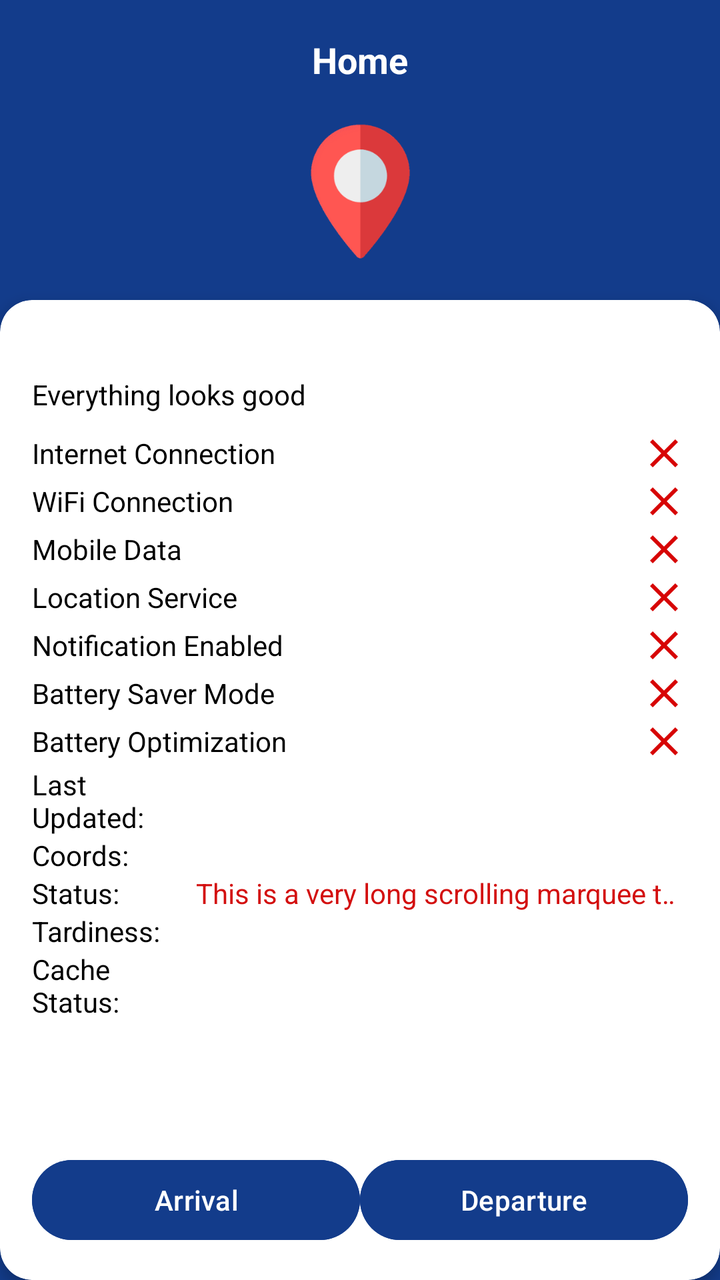
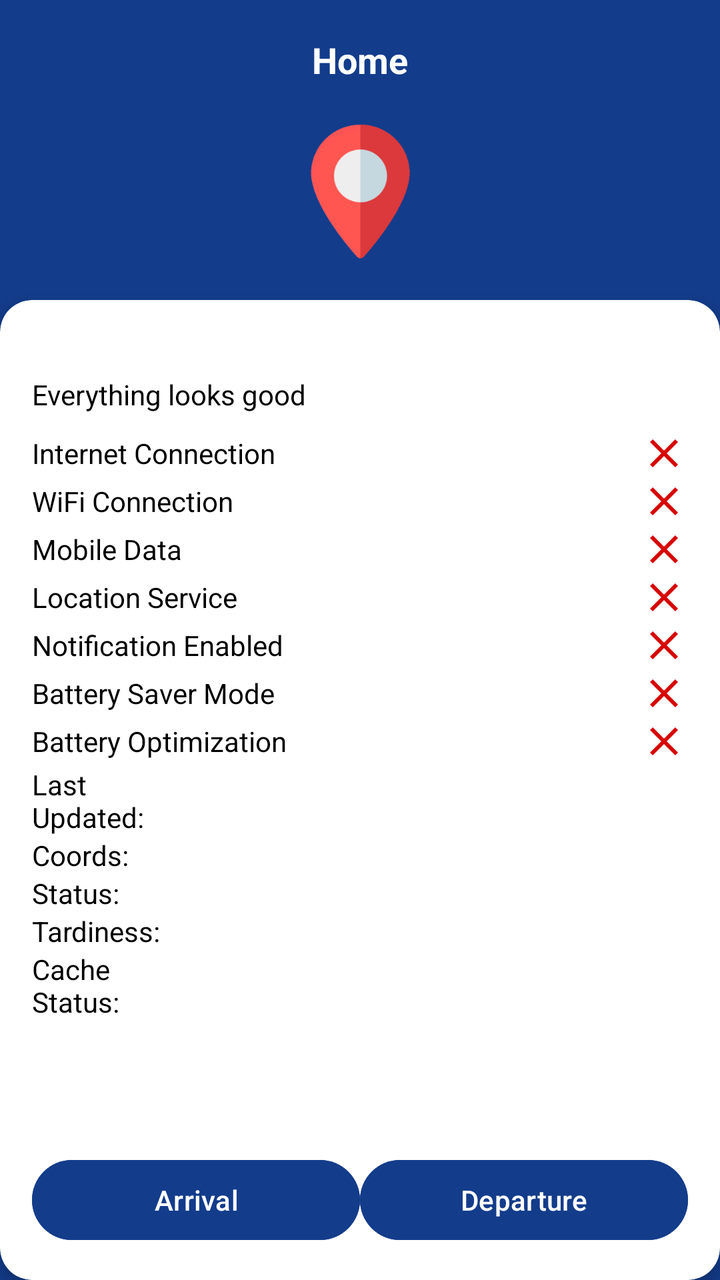

Compare the two renders of this Android layout. The source of the first and the diff that turns it into the second are given below.
<!-- AndroidManifest.xml: application theme Theme.ShiftSmartPlus -->
<!-- res/layout/fragment_home.xml -->
<?xml version="1.0" encoding="utf-8"?>
<layout xmlns:app="http://schemas.android.com/apk/res-auto">

    <androidx.constraintlayout.widget.ConstraintLayout xmlns:android="http://schemas.android.com/apk/res/android"
        android:layout_width="match_parent"
        android:layout_height="match_parent"
        android:background="@color/primary_color">

        
        <RelativeLayout
            android:id="@+id/header_layout"
            android:layout_width="0dp"
            android:layout_height="0dp"
            app:layout_constraintStart_toStartOf="parent"
            app:layout_constraintEnd_toEndOf="parent"
            app:layout_constraintTop_toTopOf="parent"
            app:layout_constraintDimensionRatio="6:1"
            android:padding="16dp">

            
            <ImageButton
                android:id="@+id/logout_btn"
                android:layout_width="@dimen/_40sdp"
                android:layout_height="@dimen/_40sdp"
                android:layout_alignParentStart="true"
                android:src="@drawable/ic_power_off"
                app:tint="@color/white"
                android:backgroundTint="@android:color/transparent"
                />

            
            <TextView
                android:id="@+id/title_text"
                android:layout_width="wrap_content"
                android:layout_height="wrap_content"
                android:layout_centerInParent="true"
                android:text="@string/home"
                android:textSize="18sp"
                android:textStyle="bold"
                android:textColor="@color/white" />

            
            <ImageButton
                android:id="@+id/profile_btn"
                android:layout_width="@dimen/_40sdp"
                android:layout_height="@dimen/_40sdp"
                android:layout_alignParentEnd="true"
                android:src="@drawable/ic_profile"
                app:tint="@color/white"
                android:backgroundTint="@android:color/transparent"
                />
        </RelativeLayout>

        
        <ImageView
            android:id="@+id/location_pin"
            android:layout_width="0dp"
            android:layout_height="0dp"
            app:layout_constraintStart_toStartOf="parent"
            app:layout_constraintEnd_toEndOf="parent"
            app:layout_constraintTop_toBottomOf="@id/header_layout"
            app:layout_constraintDimensionRatio="4:1"
            android:src="@drawable/ic_location"
            android:contentDescription="Location" />

        
        <androidx.cardview.widget.CardView
            android:id="@+id/status_card"
            android:layout_width="0dp"
            android:layout_height="0dp"
            app:cardCornerRadius="16dp"

            app:cardElevation="4dp"
            app:layout_constraintTop_toBottomOf="@id/location_pin"
            app:layout_constraintStart_toStartOf="parent"
            app:layout_constraintEnd_toEndOf="parent"
            app:layout_constraintBottom_toBottomOf="parent"
            >
            <RelativeLayout
                android:layout_width="match_parent"
                android:layout_height="match_parent">

                <LinearLayout
                    android:layout_width="match_parent"
                    android:layout_height="wrap_content"
                    android:orientation="vertical"
                    android:layout_alignParentTop="true"
                    android:padding="16dp"
                    android:layout_above="@id/bottom_ll">


                    
                    <TextView
                        android:id="@+id/greeting_text"
                        android:layout_width="wrap_content"
                        android:layout_height="wrap_content"
                        android:text=""
                        android:textSize="16sp"
                        android:textStyle="bold"
                        android:textColor="@color/black" />

                    <TextView
                        android:layout_width="wrap_content"
                        android:layout_height="wrap_content"
                        android:text="@string/everything_looks_good"
                        android:textSize="14sp"
                        android:textColor="@color/black" />

                    
                    <LinearLayout
                        android:layout_width="match_parent"
                        android:layout_height="wrap_content"
                        android:orientation="vertical"
                        android:layout_marginTop="8dp">

                        
                        <LinearLayout
                            android:layout_width="match_parent"
                            android:layout_height="wrap_content"
                            android:orientation="horizontal"
                            android:gravity="center_vertical">

                            <TextView
                                android:layout_width="0dp"
                                android:layout_height="wrap_content"
                                android:layout_weight="1"
                                android:text="@string/internet_connection"
                                android:textSize="14sp"
                                android:paddingTop="@dimen/_5sdp"
                                android:paddingBottom="@dimen/_5sdp"
                                android:textColor="@color/black" />

                            <ImageView
                                android:id="@+id/internet_status_icon"
                                android:layout_width="24dp"
                                android:layout_height="24dp"
                                android:src="@drawable/ic_not_check" />
                        </LinearLayout>

                        
                        <LinearLayout
                            android:layout_width="match_parent"
                            android:layout_height="wrap_content"
                            android:orientation="horizontal"
                            android:gravity="center_vertical">

                            <TextView
                                android:layout_width="0dp"
                                android:layout_height="wrap_content"
                                android:layout_weight="1"
                                android:paddingTop="@dimen/_5sdp"
                                android:paddingBottom="@dimen/_5sdp"
                                android:text="@string/wifi_connection"
                                android:textSize="14sp"
                                android:textColor="@color/black" />

                            <ImageView
                                android:id="@+id/wifi_status_icon"
                                android:layout_width="24dp"
                                android:layout_height="24dp"
                                android:src="@drawable/ic_not_check" />
                        </LinearLayout>

                        
                        <LinearLayout
                            android:layout_width="match_parent"
                            android:layout_height="wrap_content"
                            android:orientation="horizontal"
                            android:gravity="center_vertical">

                            <TextView
                                android:layout_width="0dp"
                                android:layout_height="wrap_content"
                                android:layout_weight="1"
                                android:paddingTop="@dimen/_5sdp"
                                android:paddingBottom="@dimen/_5sdp"
                                android:text="@string/mobile_data"
                                android:textSize="14sp"
                                android:textColor="@color/black" />

                            <ImageView
                                android:id="@+id/mobile_data_status_icon"
                                android:layout_width="24dp"
                                android:layout_height="24dp"
                                android:src="@drawable/ic_not_check" />
                        </LinearLayout>

                        
                        <LinearLayout
                            android:layout_width="match_parent"
                            android:layout_height="wrap_content"
                            android:orientation="horizontal"
                            android:gravity="center_vertical">

                            <TextView
                                android:layout_width="0dp"
                                android:layout_height="wrap_content"
                                android:layout_weight="1"
                                android:text="@string/location_service"
                                android:textSize="14sp"
                                android:paddingTop="@dimen/_5sdp"
                                android:paddingBottom="@dimen/_5sdp"
                                android:textColor="@color/black" />

                            <ImageView
                                android:id="@+id/location_service_status_icon"
                                android:layout_width="24dp"
                                android:layout_height="24dp"
                                android:src="@drawable/ic_not_check" />
                        </LinearLayout>

                        
                        <LinearLayout
                            android:layout_width="match_parent"
                            android:layout_height="wrap_content"
                            android:orientation="horizontal"
                            android:gravity="center_vertical">

                            <TextView
                                android:layout_width="0dp"
                                android:layout_height="wrap_content"
                                android:layout_weight="1"
                                android:text="@string/notification_enabled"
                                android:textSize="14sp"
                                android:paddingTop="@dimen/_5sdp"
                                android:paddingBottom="@dimen/_5sdp"
                                android:textColor="@color/black" />

                            <ImageView
                                android:id="@+id/notification_status_icon"
                                android:layout_width="24dp"
                                android:layout_height="24dp"
                                android:src="@drawable/ic_not_check" />
                        </LinearLayout>

                        
                        <LinearLayout
                            android:layout_width="match_parent"
                            android:layout_height="wrap_content"
                            android:orientation="horizontal"
                            android:gravity="center_vertical">

                            <TextView
                                android:layout_width="0dp"
                                android:layout_height="wrap_content"
                                android:layout_weight="1"
                                android:text="@string/battery_saver_mode"
                                android:textSize="14sp"
                                android:paddingTop="@dimen/_5sdp"
                                android:paddingBottom="@dimen/_5sdp"
                                android:textColor="@color/black" />

                            <ImageView
                                android:id="@+id/battery_saver_status_icon"
                                android:layout_width="24dp"
                                android:layout_height="24dp"
                                android:src="@drawable/ic_not_check" />
                        </LinearLayout>

                        
                        <LinearLayout
                            android:layout_width="match_parent"
                            android:layout_height="wrap_content"
                            android:orientation="horizontal"
                            android:gravity="center_vertical">

                            <TextView
                                android:layout_width="0dp"
                                android:layout_height="wrap_content"
                                android:layout_weight="1"
                                android:text="@string/battery_optimization"
                                android:textSize="14sp"
                                android:paddingTop="@dimen/_5sdp"
                                android:paddingBottom="@dimen/_5sdp"
                                android:textColor="@color/black" />

                            <ImageView
                                android:id="@+id/battery_optimiztion_status_icon"
                                android:layout_width="24dp"
                                android:layout_height="24dp"
                                android:src="@drawable/ic_not_check" />
                        </LinearLayout>

                        
                        <LinearLayout
                            android:layout_width="match_parent"
                            android:layout_height="wrap_content"
                            android:orientation="horizontal"
                            android:weightSum="2"
                            android:gravity="center_vertical">

                            <TextView
                                android:layout_width="0dp"
                                android:layout_height="wrap_content"
                                android:layout_weight="0.5"
                                android:text="@string/last_updated"
                                android:textSize="14sp"
                                android:paddingTop="@dimen/_5sdp"
                                android:paddingBottom="@dimen/_5sdp"
                                android:textColor="@color/black" />

                            <TextView
                                android:id="@+id/last_update_status_tv"
                                android:layout_width="0dp"
                                android:layout_height="wrap_content"
                                android:layout_weight="1.5"
                                android:text=""
                                android:paddingStart="@dimen/_10sdp"
                                android:paddingEnd="@dimen/_10sdp"
                                android:maxLines="1"
                                android:textSize="14sp"
                                android:textColor="#5D5C5C" />

                        </LinearLayout>

                        
                        <LinearLayout
                            android:layout_width="match_parent"
                            android:layout_height="wrap_content"
                            android:orientation="horizontal"
                            android:weightSum="2"
                            android:gravity="center_vertical">

                            <TextView
                                android:layout_width="0dp"
                                android:layout_height="wrap_content"
                                android:layout_weight="0.5"
                                android:text="@string/coords"
                                android:textSize="14sp"
                                android:paddingTop="@dimen/_5sdp"
                                android:paddingBottom="@dimen/_5sdp"
                                android:textColor="@color/black" />

                            <TextView
                                android:id="@+id/coords_status_tv"
                                android:layout_width="0dp"
                                android:layout_height="wrap_content"
                                android:layout_weight="1.5"
                                android:text=""
                                android:paddingStart="@dimen/_10sdp"
                                android:paddingEnd="@dimen/_10sdp"
                                android:maxLines="1"
                                android:textSize="14sp"
                                android:textColor="#5D5C5C" />

                        </LinearLayout>

                        
                        <LinearLayout
                            android:layout_width="match_parent"
                            android:layout_height="wrap_content"
                            android:orientation="horizontal"
                            android:weightSum="2"
                            android:gravity="center_vertical">

                            <TextView
                                android:layout_width="0dp"
                                android:layout_height="wrap_content"
                                android:layout_weight="0.5"
                                android:text="@string/status"
                                android:textSize="14sp"
                                android:paddingTop="@dimen/_5sdp"
                                android:paddingBottom="@dimen/_5sdp"
                                android:textColor="@color/black" />

                            <TextView
                                android:id="@+id/status_tv"
                                android:layout_width="0dp"
                                android:layout_height="wrap_content"
                                android:layout_weight="1.5"
                                android:text="This is a very long scrolling marquee text example!"
                                android:paddingStart="@dimen/_10sdp"
                                android:paddingEnd="@dimen/_10sdp"
                                android:maxLines="1"
                                android:textSize="14sp"
                                android:textColor="#D30F0F"
                                android:ellipsize="marquee"
                                android:marqueeRepeatLimit="marquee_forever"
                                android:singleLine="true"
                                android:focusable="true"
                                android:focusableInTouchMode="true"
                                android:scrollHorizontally="true"
                               /> 

                        </LinearLayout>

                        
                        <LinearLayout
                            android:layout_width="match_parent"
                            android:layout_height="wrap_content"
                            android:orientation="horizontal"
                            android:weightSum="2"
                            android:gravity="center_vertical">

                            <TextView
                                android:layout_width="0dp"
                                android:layout_height="wrap_content"
                                android:layout_weight="0.5"
                                android:text="@string/tardiness"
                                android:textSize="14sp"
                                android:paddingTop="@dimen/_5sdp"
                                android:paddingBottom="@dimen/_5sdp"
                                android:textColor="@color/black" />

                            <TextView
                                android:id="@+id/tardiness_status_tv"
                                android:layout_width="0dp"
                                android:layout_height="wrap_content"
                                android:layout_weight="1.5"
                                android:text=""
                                android:paddingStart="@dimen/_10sdp"
                                android:paddingEnd="@dimen/_10sdp"
                                android:maxLines="1"
                                android:textSize="14sp"
                                android:textColor="#D30F0F" />

                        </LinearLayout>

                        
                        <LinearLayout
                            android:layout_width="match_parent"
                            android:layout_height="wrap_content"
                            android:orientation="horizontal"
                            android:weightSum="2"
                            android:gravity="center_vertical">

                            <TextView
                                android:layout_width="0dp"
                                android:layout_height="wrap_content"
                                android:layout_weight="0.5"
                                android:text="@string/cache_status"
                                android:textSize="14sp"
                                android:paddingTop="@dimen/_5sdp"
                                android:paddingBottom="@dimen/_5sdp"
                                android:textColor="@color/black" />

                            <TextView
                                android:id="@+id/cache_status_tv"
                                android:layout_width="0dp"
                                android:layout_height="wrap_content"
                                android:layout_weight="1.5"
                                android:text=""
                                android:paddingStart="@dimen/_10sdp"
                                android:paddingEnd="@dimen/_10sdp"
                                android:maxLines="1"
                                android:textSize="14sp"
                                android:textColor="#5D5C5C" />

                        </LinearLayout>
                    </LinearLayout>
                </LinearLayout>


                <LinearLayout
                    android:id="@+id/bottom_ll"
                    android:layout_width="match_parent"
                    android:layout_height="wrap_content"
                    android:orientation="vertical"
                    android:layout_alignParentBottom="true"
                    android:layout_marginStart="16dp"
                    android:layout_marginEnd="16dp"
                    android:layout_marginBottom="16dp"

                    >
                    <LinearLayout
                        android:id="@+id/btns_ll"
                        android:layout_width="match_parent"
                        android:layout_height="wrap_content"
                        android:orientation="horizontal"

                        android:weightSum="2"

                        >
                        
                        <com.google.android.material.button.MaterialButton
                            android:id="@+id/arrival_btn"
                            android:layout_width="0dp"
                            android:layout_weight="1"
                            android:layout_height="wrap_content"
                            android:text="@string/Arrival"
                            android:backgroundTint="@color/primary_color"
                            android:textColor="@color/white"
                            android:layout_marginEnd="@dimen/_5sdp"
                            />
                        <com.google.android.material.button.MaterialButton
                            android:id="@+id/depart_btn"
                            android:layout_width="0dp"
                            android:layout_weight="1"
                            android:layout_height="wrap_content"
                            android:text="@string/departure"
                            android:backgroundTint="@color/primary_color"
                            android:textColor="@color/white"
                            android:layout_marginStart="@dimen/_5sdp"

                            />

                    </LinearLayout>

                    
                    <com.google.android.material.button.MaterialButton
                        android:id="@+id/sync_button"
                        android:layout_width="match_parent"
                        android:layout_height="wrap_content"
                        android:text="@string/check_in"
                        android:backgroundTint="@color/primary_color"
                        android:textColor="@color/white"
                        android:visibility="gone"
                        />

                </LinearLayout>


            </RelativeLayout>
        </androidx.cardview.widget.CardView>



    </androidx.constraintlayout.widget.ConstraintLayout>

</layout>
<!-- resources referenced by this layout -->
<resources>
  <color name="black">#FF000000</color>
  <color name="primary_color">#133C8B</color>
  <color name="white">#FFFFFFFF</color>
  <!-- drawable ic_location: png bitmap (drawable, 11498 bytes) -->
  <!-- drawable ic_not_check (drawable) -->
  <vector xmlns:android="http://schemas.android.com/apk/res/android" android:height="24dp" android:tint="#D70404" android:viewportHeight="24" android:viewportWidth="24" android:width="24dp">
        
      <path android:fillColor="@android:color/white" android:pathData="M19,6.41L17.59,5 12,10.59 6.41,5 5,6.41 10.59,12 5,17.59 6.41,19 12,13.41 17.59,19 19,17.59 13.41,12z"/>
      
  </vector>
  <!-- drawable ic_power_off (drawable) -->
  <vector xmlns:android="http://schemas.android.com/apk/res/android"
      android:width="25dp"
      android:height="25dp"
      android:viewportWidth="25"
      android:viewportHeight="25">
    <path
        android:pathData="M13.542,5.208L13.542,13.542L11.458,13.542L11.458,5.208L8.333,5.208L12.5,-0L16.667,5.208L13.542,5.208ZM6.25,4.167L6.25,6.988C5.189,8.19 4.498,9.674 4.259,11.259C4.021,12.845 4.245,14.466 4.905,15.928C5.565,17.39 6.632,18.63 7.979,19.5C9.327,20.37 10.896,20.833 12.5,20.833C14.104,20.833 15.673,20.37 17.021,19.5C18.368,18.63 19.435,17.39 20.095,15.928C20.755,14.466 20.979,12.845 20.741,11.259C20.502,9.674 19.811,8.19 18.75,6.988L18.75,4.167C20.045,5.136 21.095,6.394 21.819,7.841C22.542,9.287 22.918,10.883 22.917,12.5C22.917,18.253 18.253,22.917 12.5,22.917C6.747,22.917 2.083,18.253 2.083,12.5C2.082,10.883 2.458,9.287 3.181,7.841C3.905,6.394 4.955,5.136 6.25,4.167Z"
        android:fillColor="#ffffff"/>
  </vector>
  <!-- drawable ic_profile (drawable) -->
  <vector xmlns:android="http://schemas.android.com/apk/res/android"
      android:width="25dp"
      android:height="25dp"
      android:viewportWidth="25"
      android:viewportHeight="25">
    <path
        android:pathData="M12.5,10.417C14.801,10.417 16.667,8.551 16.667,6.25C16.667,3.949 14.801,2.083 12.5,2.083C10.199,2.083 8.333,3.949 8.333,6.25C8.333,8.551 10.199,10.417 12.5,10.417Z"
        android:fillColor="#ffffff"/>
    <path
        android:pathData="M20.833,18.229C20.833,20.818 20.833,22.917 12.5,22.917C4.167,22.917 4.167,20.818 4.167,18.229C4.167,15.64 7.898,13.542 12.5,13.542C17.102,13.542 20.833,15.64 20.833,18.229Z"
        android:fillColor="#ffffff"/>
  </vector>
  <string name="Arrival">Arrival</string>
  <string name="battery_optimization">Battery Optimization</string>
  <string name="battery_saver_mode">Battery Saver Mode</string>
  <string name="cache_status">Cache Status:</string>
  <string name="check_in">CHECK IN</string>
  <string name="coords">Coords:</string>
  <string name="departure">Departure</string>
  <string name="everything_looks_good">Everything looks good</string>
  <string name="home">Home</string>
  <string name="internet_connection">Internet Connection</string>
  <string name="last_updated">Last Updated:</string>
  <string name="location_service">Location Service</string>
  <string name="mobile_data">Mobile Data</string>
  <string name="notification_enabled">Notification Enabled</string>
  <string name="status">Status:</string>
  <string name="tardiness">Tardiness:</string>
  <string name="wifi_connection">WiFi Connection</string>
  <style name="Theme.ShiftSmartPlus" parent="Base.Theme.ShiftSmartPlus" />
  <style name="Base.Theme.ShiftSmartPlus" parent="Theme.Material3.Light.NoActionBar">
          
          
          
          <item name="android:statusBarColor">@color/primary_color</item>
      </style>
</resources>

<!-- the commit's change to res/layout/fragment_home.xml (unified diff, before → after) -->
@@ -368,7 +368,7 @@
                                 android:layout_width="0dp"
                                 android:layout_height="wrap_content"
                                 android:layout_weight="1.5"
-                                android:text="This is a very long scrolling marquee text example!"
+                                android:text=""
                                 android:paddingStart="@dimen/_10sdp"
                                 android:paddingEnd="@dimen/_10sdp"
                                 android:maxLines="1"
@@ -501,7 +501,7 @@
                         android:id="@+id/sync_button"
                         android:layout_width="match_parent"
                         android:layout_height="wrap_content"
-                        android:text="@string/check_in"
+                        android:text="@string/sync_date"
                         android:backgroundTint="@color/primary_color"
                         android:textColor="@color/white"
                         android:visibility="gone"
<!-- resource entries referenced after the edit -->
@@ -37,7 +37,6 @@
   <string name="battery_optimization">Battery Optimization</string>
   <string name="battery_saver_mode">Battery Saver Mode</string>
   <string name="cache_status">Cache Status:</string>
-  <string name="check_in">CHECK IN</string>
   <string name="coords">Coords:</string>
   <string name="departure">Departure</string>
   <string name="everything_looks_good">Everything looks good</string>
@@ -48,6 +47,7 @@
   <string name="mobile_data">Mobile Data</string>
   <string name="notification_enabled">Notification Enabled</string>
   <string name="status">Status:</string>
+  <string name="sync_date">Sync Data</string>
   <string name="tardiness">Tardiness:</string>
   <string name="wifi_connection">WiFi Connection</string>
   <style name="Theme.ShiftSmartPlus" parent="Base.Theme.ShiftSmartPlus" />
